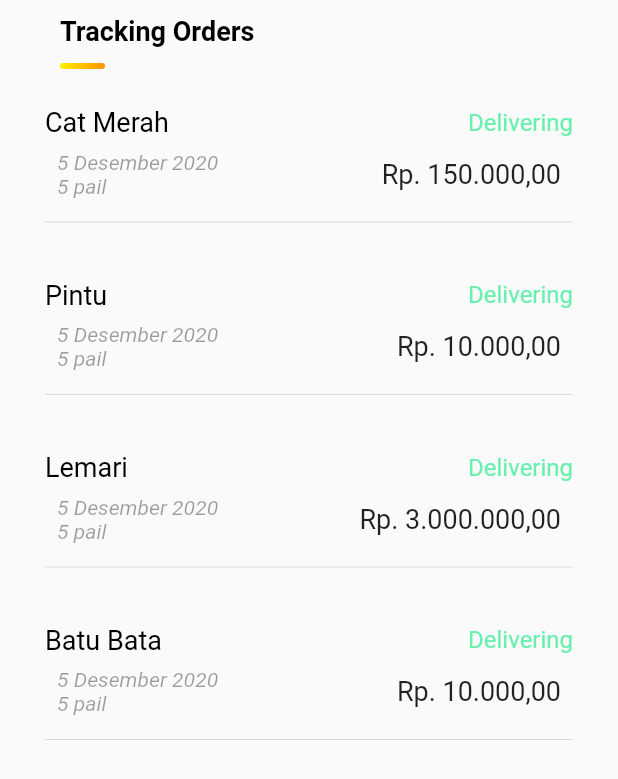
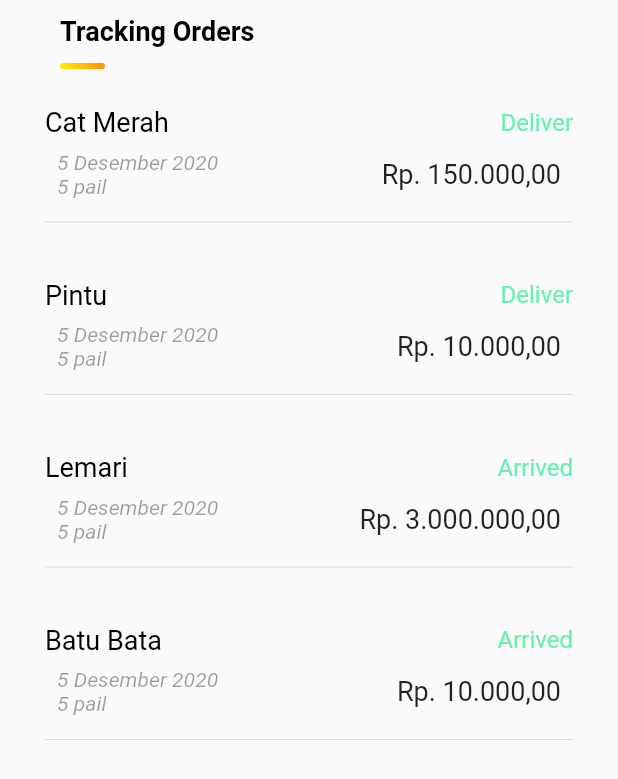
Before and after one commit to qisashasanudin/bangunin_id, a Flutter app: the Notif screen opened directly, on a phone screen of 412 x 824 dp. Shown: the top 779 px of the screen. Run offline on Flutter 3.47's test engine with Material 2 defaults, Android fonts, the phone set to English and light mode, and no system bars; our stand-ins replace cloud_firestore, firebase_auth, firebase_core, firebase_storage, flutter_speed_dial, flutter_spinkit and 5 more; accounts and stored records are empty.

Commit message:
notification updates

```diff
--- a/lib/screens/mainmenu/messages/notif.dart
+++ b/lib/screens/mainmenu/messages/notif.dart
@@ -17,17 +17,17 @@ class _NotifState extends State<Notif> {
             CustomHeading(
               title: 'Tracking Orders',
             ),
-            _trackingOrder('Cat Merah', 'Rp. 150.000,00'),
-            _trackingOrder('Pintu', 'Rp. 10.000,00'),
-            _trackingOrder('Lemari', 'Rp. 3.000.000,00'),
-            _trackingOrder('Batu Bata', 'Rp. 10.000,00'),
+            _trackingOrder('Cat Merah', 'Rp. 150.000,00', 'Deliver'),
+            _trackingOrder('Pintu', 'Rp. 10.000,00', 'Deliver'),
+            _trackingOrder('Lemari', 'Rp. 3.000.000,00', 'Arrived'),
+            _trackingOrder('Batu Bata', 'Rp. 10.000,00', 'Arrived'),
           ],
         ),
       ),
     );
   }
 
-  Container _trackingOrder(String judul, String harga) {
+  Container _trackingOrder(String judul, String harga, String deliver) {
     return Container(
       child: Padding(
         padding: const EdgeInsets.symmetric(vertical: 15.0, horizontal: 5),
@@ -45,7 +45,7 @@ class _NotifState extends State<Notif> {
                   ),
                 ),
                 Text(
-                  'Delivering',
+                  deliver,
                   style: TextStyle(
                     color: Colors.greenAccent,
                     fontWeight: FontWeight.normal,
```
